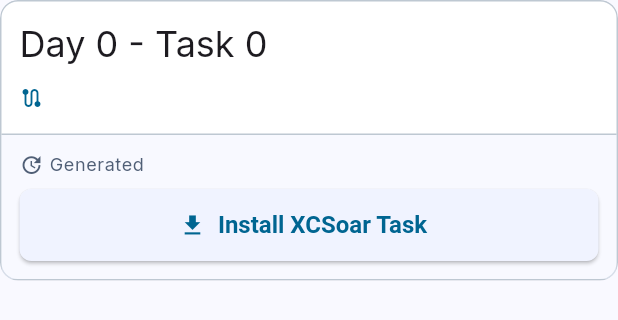
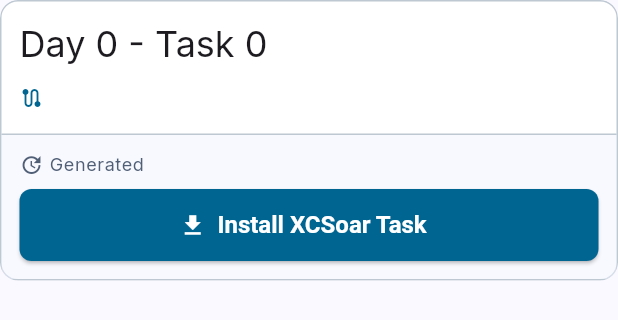
Before and after one commit to kedder/compman-mobile, a Flutter app: the _TaskCard widget shown alone on an empty page, opened directly with empty values, on a phone screen of 412 x 824 dp. Shown: the top 320 px of the screen. Run offline on Flutter 3.47's test engine with Material 3 defaults, Android fonts, the phone set to English and light mode, and no system bars; our stand-ins replace dio, flutter_riverpod, fpdart, freezed_annotation, go_router, google_fonts and 3 more; accounts and stored records are empty.

Commit message:
feat(competitions): add dedicated primary button style for Install XCSoar Task
- Add AppButtonStyles.primary() with dark blue background and white text
- Apply style to Install XCSoar Task button in competition detail screen
- Matches design mockups from docs/design/competition_details_full_download_suite

Generated by Mistral Vibe.
Co-Authored-By: Mistral Vibe <vibe@mistral.ai>

```diff
--- a/lib/core/theme/app_theme.dart
+++ b/lib/core/theme/app_theme.dart
@@ -102,6 +102,18 @@ class AppColors extends ThemeExtension<AppColors> {
 
 /// Named button style helpers for non-standard button variants.
 abstract final class AppButtonStyles {
+  /// Primary filled button — used for prominent actions like "Install XCSoar Task".
+  /// Uses theme's primary colour for background and onPrimary for foreground.
+  static ButtonStyle primary(BuildContext context) {
+    return ElevatedButton.styleFrom(
+      backgroundColor: Theme.of(context).colorScheme.primary,
+      foregroundColor: Theme.of(context).colorScheme.onPrimary,
+      minimumSize: const Size.fromHeight(48),
+      shape: RoundedRectangleBorder(borderRadius: BorderRadius.circular(8)),
+      textStyle: const TextStyle(fontWeight: FontWeight.w600, fontSize: 16),
+    );
+  }
+
   /// Ghost/utility button for secondary file-operation actions.
   static ButtonStyle ghost(BuildContext context) {
     final primary = Theme.of(context).colorScheme.primary;
--- a/lib/features/competitions/presentation/screens/competition_detail_screen.dart
+++ b/lib/features/competitions/presentation/screens/competition_detail_screen.dart
@@ -536,6 +536,7 @@ class _TaskCard extends StatelessWidget {
             width: double.infinity,
             child: ElevatedButton.icon(
               onPressed: downloading ? null : onInstall,
+              style: AppButtonStyles.primary(context),
               icon: downloading
                   ? const SizedBox(
                       width: 18,
```
